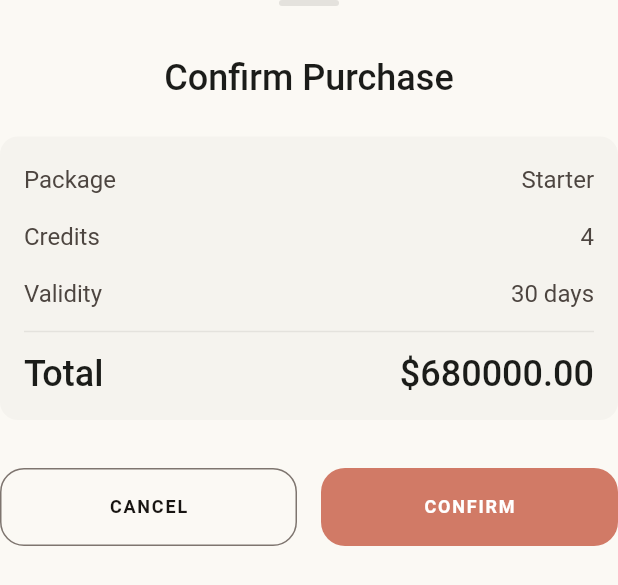
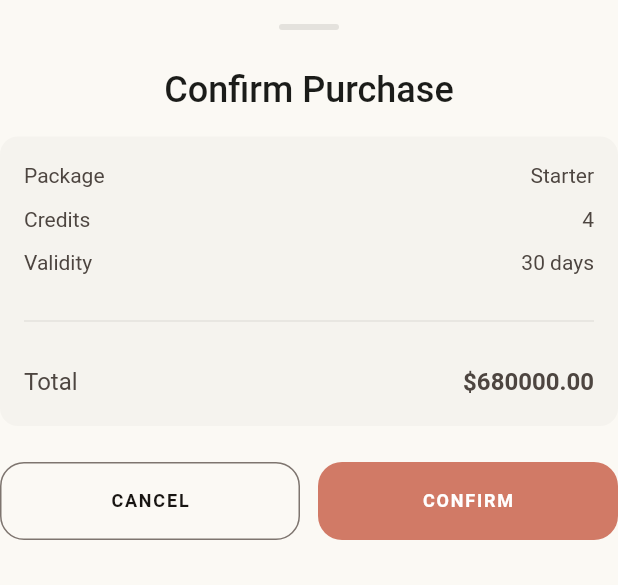
Before and after one commit to MunnaK17/onnastudios, a Flutter app: the _ConfirmContent widget shown alone on an empty page, opened directly with sample values from the repository, on a phone screen of 412 x 824 dp. Shown: the top 585 px of the screen. Run offline on Flutter 3.47's test engine with Material 3 defaults, Android fonts, the phone set to English and light mode, and no system bars; our stand-ins replace flutter_riverpod, go_router, qr_flutter; accounts and stored records are empty; Roboto replaces fonts that are missing (Epilogue, Manrope).

Commit message:
fix package screen bottom sheet overflow
- Wrap bottom sheet content in SingleChildScrollView
- Reduce spacing for smaller screens
- Use smaller font sizes in confirmation content
- Apply same fix to success content

Co-Authored-By: Claude Opus 4.7 <noreply@anthropic.com>

```diff
--- a/lib/presentation/screens/package/package_screen.dart
+++ b/lib/presentation/screens/package/package_screen.dart
@@ -577,22 +577,24 @@ class _ConfirmContent extends StatelessWidget {
 
   @override
   Widget build(BuildContext context) {
-    return Column(
+    return SingleChildScrollView(
+      child: Column(
         mainAxisSize: MainAxisSize.min,
         children: [
           // Handle
           Container(
             width: 40,
             height: 4,
+            margin: const EdgeInsets.only(top: AppSpacing.md),
             decoration: BoxDecoration(
               color: AppColors.surfaceVariant,
               borderRadius: BorderRadius.circular(2),
             ),
           ),
-        const SizedBox(height: AppSpacing.xl),
+          const SizedBox(height: AppSpacing.lg),
           // Title
           Text('Confirm Purchase', style: AppTypography.h3),
-        const SizedBox(height: AppSpacing.lg),
+          const SizedBox(height: AppSpacing.md),
           // Package Summary
           Container(
             width: double.infinity,
@@ -606,49 +608,54 @@ class _ConfirmContent extends StatelessWidget {
                 Row(
                   mainAxisAlignment: MainAxisAlignment.spaceBetween,
                   children: [
-                  Text('Package', style: AppTypography.bodyMd),
-                  Text(package.name, style: AppTypography.bodyMd),
+                    Text('Package', style: AppTypography.bodySm),
+                    Text(package.name, style: AppTypography.bodySm),
                   ],
                 ),
-              const SizedBox(height: AppSpacing.sm),
+                const SizedBox(height: AppSpacing.xs),
                 Row(
                   mainAxisAlignment: MainAxisAlignment.spaceBetween,
                   children: [
-                  Text('Credits', style: AppTypography.bodyMd),
+                    Text('Credits', style: AppTypography.bodySm),
                     Text(
                       package.hasUnlimitedCredits
                           ? 'Unlimited'
                           : '${package.credits}',
-                    style: AppTypography.bodyMd,
+                      style: AppTypography.bodySm,
                     ),
                   ],
                 ),
-              const SizedBox(height: AppSpacing.sm),
+                const SizedBox(height: AppSpacing.xs),
                 Row(
                   mainAxisAlignment: MainAxisAlignment.spaceBetween,
                   children: [
-                  Text('Validity', style: AppTypography.bodyMd),
+                    Text('Validity', style: AppTypography.bodySm),
                     Text(
                       '${package.validityDays} days',
-                    style: AppTypography.bodyMd,
+                      style: AppTypography.bodySm,
                     ),
                   ],
                 ),
-              const Divider(height: AppSpacing.lg),
+                Padding(
+                  padding: const EdgeInsets.symmetric(vertical: AppSpacing.sm),
+                  child: Divider(color: AppColors.surfaceVariant),
+                ),
                 Row(
                   mainAxisAlignment: MainAxisAlignment.spaceBetween,
                   children: [
-                  Text('Total', style: AppTypography.h3),
+                    Text('Total', style: AppTypography.bodyMd),
                     Text(
                       '\$${package.price.toStringAsFixed(2)}',
-                    style: AppTypography.h3,
+                      style: AppTypography.bodyMd.copyWith(
+                        fontWeight: FontWeight.w600,
+                      ),
                     ),
                   ],
                 ),
               ],
             ),
           ),
-        const SizedBox(height: AppSpacing.xl),
+          const SizedBox(height: AppSpacing.lg),
           // Buttons
           Row(
             children: [
@@ -660,10 +667,10 @@ class _ConfirmContent extends StatelessWidget {
                   isExpanded: true,
                 ),
               ),
-            const SizedBox(width: AppSpacing.md),
+              const SizedBox(width: AppSpacing.sm),
               Expanded(
                 child: AppButton(
-                label: isPurchasing ? 'Processing...' : 'Confirm',
+                  label: isPurchasing ? '...' : 'Confirm',
                   onPressed: isPurchasing ? null : onConfirm,
                   isLoading: isPurchasing,
                   isExpanded: true,
@@ -673,6 +680,7 @@ class _ConfirmContent extends StatelessWidget {
           ),
           const SizedBox(height: AppSpacing.md),
         ],
+      ),
     );
   }
 }
@@ -684,19 +692,21 @@ class _SuccessContent extends StatelessWidget {
 
   @override
   Widget build(BuildContext context) {
-    return Column(
+    return SingleChildScrollView(
+      child: Column(
         mainAxisSize: MainAxisSize.min,
         children: [
           // Handle
           Container(
             width: 40,
             height: 4,
+            margin: const EdgeInsets.only(top: AppSpacing.md),
             decoration: BoxDecoration(
               color: AppColors.surfaceVariant,
               borderRadius: BorderRadius.circular(2),
             ),
           ),
-        const SizedBox(height: AppSpacing.xl),
+          const SizedBox(height: AppSpacing.lg),
           // Success Icon
           Container(
             width: 64,
@@ -722,7 +732,7 @@ class _SuccessContent extends StatelessWidget {
             ),
             textAlign: TextAlign.center,
           ),
-        const SizedBox(height: AppSpacing.xl),
+          const SizedBox(height: AppSpacing.lg),
           // Buttons
           AppButton(
             label: 'View My Credits',
@@ -732,7 +742,7 @@ class _SuccessContent extends StatelessWidget {
             },
             isExpanded: true,
           ),
-        const SizedBox(height: AppSpacing.md),
+          const SizedBox(height: AppSpacing.sm),
           AppButton(
             label: 'Back to Home',
             variant: AppButtonVariant.text,
@@ -744,6 +754,7 @@ class _SuccessContent extends StatelessWidget {
           ),
           const SizedBox(height: AppSpacing.md),
         ],
+      ),
     );
   }
 }
```
Lines whose indentation alone changed are shown as unchanged.
